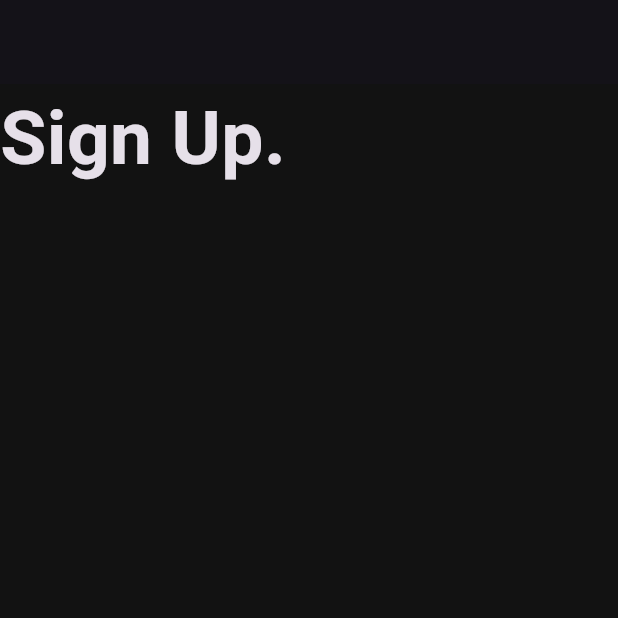
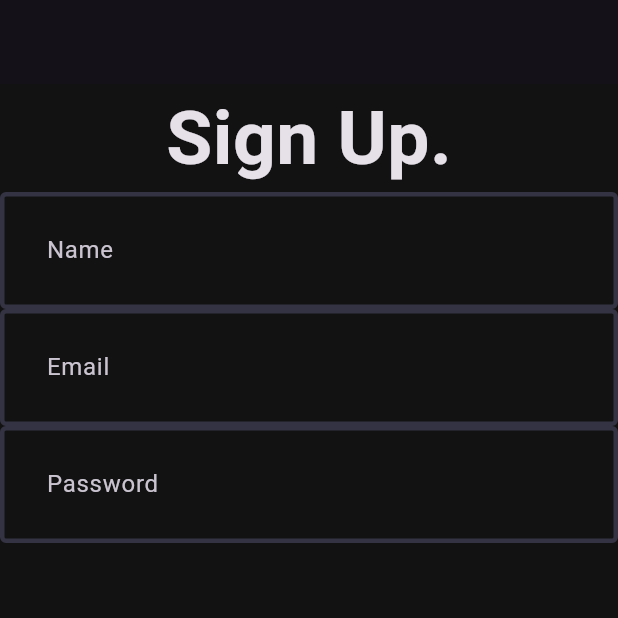
Before and after one commit to churchillotiende/music_app, a Flutter app: the screen it shows after launch, on a phone screen of 412 x 824 dp, the top half of it. Run offline on Flutter 3.47's test engine with Material 3 defaults, Android fonts, the phone set to English and light mode, and no system bars.

Commit message:
chore: adds a reusable customField

```diff
--- a/client/lib/core/theme/theme.dart
+++ b/client/lib/core/theme/theme.dart
@@ -2,6 +2,16 @@
 import 'package:flutter/material.dart';
 
 class AppTheme {
-  static final darkThemeMode = ThemeData.dark()
-      .copyWith(scaffoldBackgroundColor: Pallete.backgroundColor);
+  static final darkThemeMode = ThemeData.dark().copyWith(
+    scaffoldBackgroundColor: Pallete.backgroundColor,
+    inputDecorationTheme: InputDecorationTheme(
+      contentPadding: EdgeInsets.all(27),
+      enabledBorder: OutlineInputBorder(
+        borderSide: BorderSide(color: Pallete.borderColor, width: 3),
+      ),
+      focusedBorder: OutlineInputBorder(
+        borderSide: BorderSide(color: Pallete.gradient2, width: 3),
+      ),
+    ),
+  );
 }
--- a/client/lib/features/auth/view/pages/signup_page.dart
+++ b/client/lib/features/auth/view/pages/signup_page.dart
@@ -1,3 +1,4 @@
+import 'package:client/features/auth/view/widgets/custom_field.dart';
 import 'package:flutter/material.dart';
 
 class SignUpPage extends StatefulWidget {
@@ -20,7 +21,12 @@
               fontSize: 50,
               fontWeight: FontWeight.bold,
             ),
-          )
+          ),
+          CustomField(
+            hintText: "Name",
+          ),
+          CustomField(hintText: "Email"),
+          CustomField(hintText: "Password"),
         ],
       ),
     );
--- /dev/null
+++ b/client/lib/features/auth/view/widgets/custom_field.dart
@@ -0,0 +1,14 @@
+import 'package:flutter/material.dart';
+
+class CustomField extends StatelessWidget {
+  final String hintText;
+
+  const CustomField({super.key, required this.hintText});
+
+  @override
+  Widget build(BuildContext context) {
+    return TextFormField(
+      decoration: InputDecoration(hintText: hintText),
+    );
+  }
+}
```
